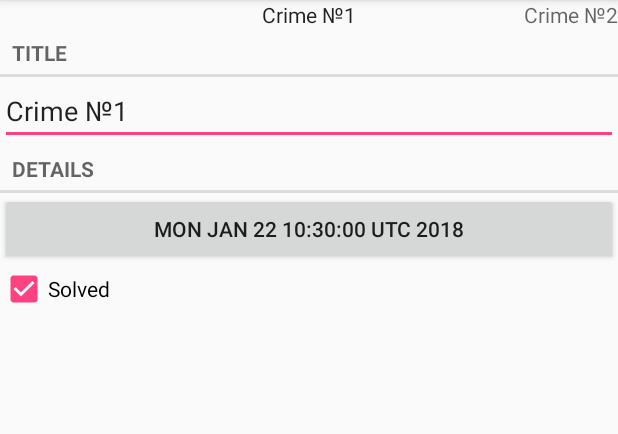
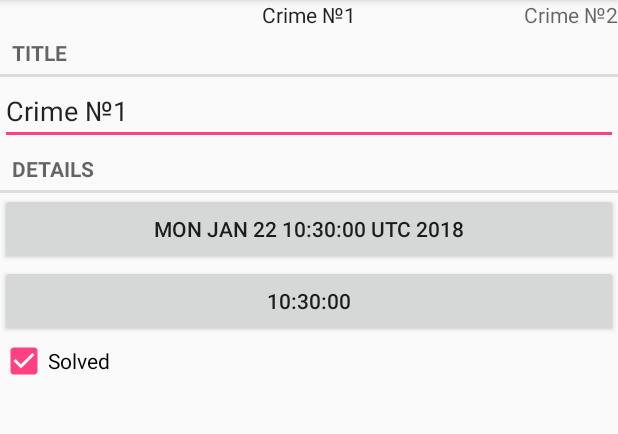
Before and after one commit to danil-buhakov/CriminalIntent, an Android app: the CrimeFragment screen opened directly, with no data from a screen before it, on a phone screen of 412 x 824 dp, the part 84-518 px from its top. Run offline under Robolectric (Android 15) with nearby library versions, the phone set to English and light mode, and no system bars.

Commit message:
Added time picker and time picking logic

```diff
--- a/app/src/main/java/com/book/dan/criminalintent/CrimeFragment.java
+++ b/app/src/main/java/com/book/dan/criminalintent/CrimeFragment.java
@@ -17,19 +17,23 @@ import android.widget.CheckBox;
 import android.widget.CompoundButton;
 import android.widget.EditText;
 
+import java.text.SimpleDateFormat;
 import java.util.Date;
 import java.util.UUID;
 
 public class CrimeFragment extends Fragment {
     private static final String ARG_CRIME_ID="crime_id";
     private static final String DIALOG_DATE = "Dialog date";
+    private static final String DIALOG_TIME = "Dialog time";
 
     private static final int TARGET_DATE = 0;
+    private static final int TARGET_TIME = 1;
 
     private Crime mCrime;
     private EditText mTitleField;
     private Button mDateButton;
     private CheckBox mSolvedCheckBox;
+    private Button mTimeButton;
 
     public static CrimeFragment newInstance(UUID id){
         Bundle args = new Bundle();
@@ -55,10 +59,19 @@ public class CrimeFragment extends Fragment {
             mCrime.setDate(DatePickerFragment.getDateFromIntent(data));
             updateDate();
         }
+        if(requestCode==TARGET_TIME){
+            mCrime.setDate(TimePickerFragment.getDateFromIntent(data));
+            updateTime();
+            updateDate();
+        }
     }
 
     private void updateDate() {
         mDateButton.setText(mCrime.getDate().toString());
+    }
+    private void updateTime() {
+        SimpleDateFormat localTime = new SimpleDateFormat("HH:mm:ss");
+        mTimeButton.setText(localTime.format(mCrime.getDate()));
     }
 
     @Nullable
@@ -100,7 +113,17 @@ public class CrimeFragment extends Fragment {
                 mCrime.setSolved(isChecked);
             }
         });
-
+        mTimeButton = (Button) v.findViewById(R.id.crime_time);
+        updateTime();
+        mTimeButton.setOnClickListener(new View.OnClickListener() {
+            @Override
+            public void onClick(View v) {
+                FragmentManager fragmentManager = getFragmentManager();
+                TimePickerFragment fragment = TimePickerFragment.newInstance(mCrime.getDate());
+                fragment.setTargetFragment(CrimeFragment.this, TARGET_TIME);
+                fragment.show(fragmentManager, DIALOG_TIME);
+            }
+        });
         return v;
     }
 }
--- a/app/src/main/res/layout/fragment_crime.xml
+++ b/app/src/main/res/layout/fragment_crime.xml
@@ -23,6 +23,10 @@
         android:id="@+id/crime_date"
         android:layout_width="match_parent"
         android:layout_height="wrap_content" />
+    <Button
+        android:id="@+id/crime_time"
+        android:layout_width="match_parent"
+        android:layout_height="wrap_content" />
     <CheckBox
         android:id="@+id/crime_solved"
         android:layout_width="match_parent"
--- a/app/src/main/res/values/strings.xml
+++ b/app/src/main/res/values/strings.xml
@@ -5,4 +5,5 @@
     <string name="crime_details_label">Details</string>
     <string name="crime_solved_label">Solved</string>
     <string name="date_picker_title">Date of crime:</string>
+    <string name="time_picker_title">Time of crime:</string>
 </resources>
```
Also changed, not shown: app/src/main/java/com/book/dan/criminalintent/TimePickerFragment.java (+71 -1 lines), app/src/main/res/layout/fragment_time_picker.xml (+5 -2 lines).
